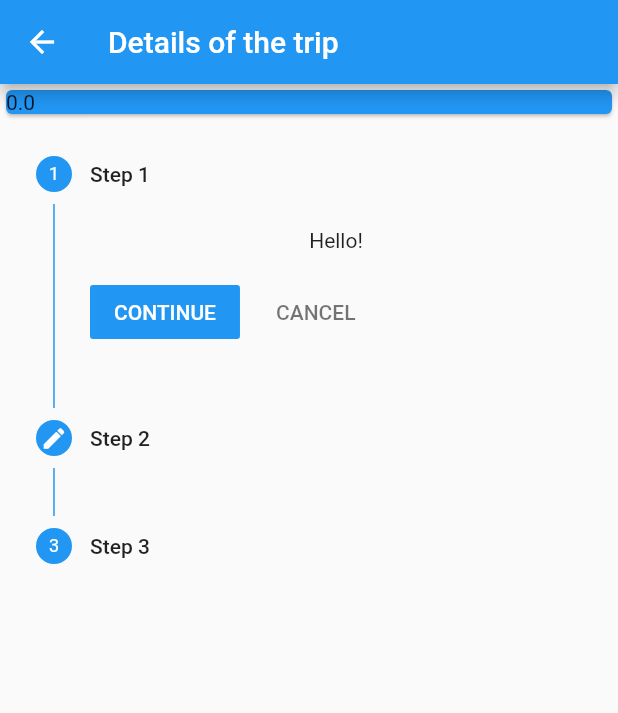
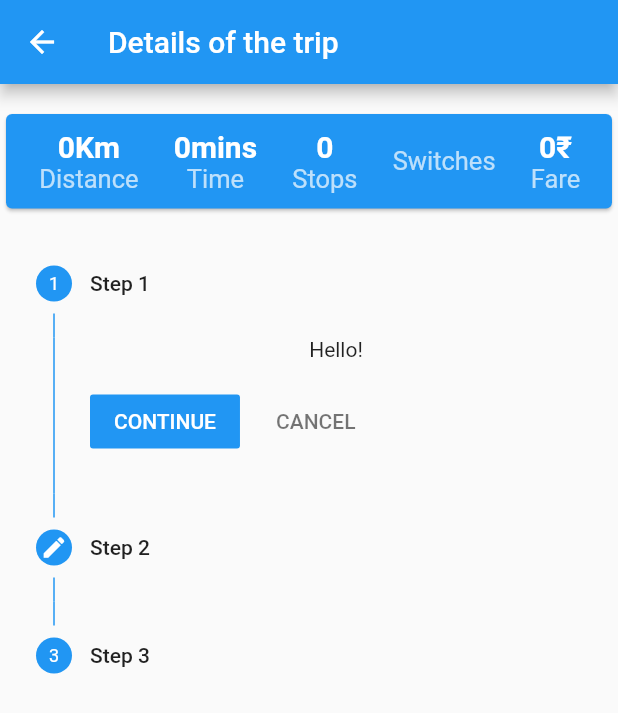
Before and after one commit to kud04rk/fluttertest, a Flutter app: the screen it shows after launch, after a tap on "Search Trains", on a phone screen of 412 x 824 dp. Shown: the top 713 px of the screen. Run offline on Flutter 3.47's test engine with Material 2 defaults, Android fonts, the phone set to English and light mode, and no system bars; our stand-ins replace font_awesome_flutter, localstorage; missing offline and left inert: autocomplete_textfield; Roboto replaces fonts that are missing (Raleway).

```diff
--- a/assets/blueline.json
+++ b/assets/blueline.json
@@ -1,9 +1,9 @@
 [
   {
     "station": "Nagole",
-    "distance": "",
-    "time": "",
-    "fare": "",
+    "distance": 0.00,
+    "time": 0,
+    "fare": 0,
     "location": "https://goo.gl/maps/cHFveh9zvqkVfhJG9"
   },
   {
--- a/lib/screens/details.dart
+++ b/lib/screens/details.dart
@@ -2,7 +2,6 @@ import 'package:flutter/material.dart';
 import 'package:flutter/services.dart' show rootBundle;
 import 'dart:async';
 import 'dart:convert';
-
 
 class details extends StatefulWidget {
   final String from;
@@ -20,6 +19,7 @@ class _detailsState extends State<details> {
   String time = "";
   String fare = "";
   List<Troute> _redroutes = List<Troute>();
+  List<Troute> _blueroutes = List<Troute>();
 
   List<Step> my_steps = [
     Step(
@@ -47,12 +47,36 @@ class _detailsState extends State<details> {
       Troute tr = Troute(
           r["station"], r["distance"], r["time"], r["fare"], r["location"]);
       routes.add(tr);
+     // print(r["distance"]);
+    }
+    //print(routes);
+
+    return (routes);
+  }
+  Future<List<Troute>> blueline() async {
+    String data = await rootBundle.loadString('assets/blueline.json');
+    var jsonData = json.decode(data);
+
+    var blueroutes = List<Troute>();
+
+    for (var r in jsonData) {
+      Troute tr = Troute(
+          r["station"], r["distance"], r["time"], r["fare"], r["location"]);
+      blueroutes.add(tr);
       print(r["distance"]);
     }
     //print(routes);
 
-    return(routes);
+    return (blueroutes);
   }
+
+
+  Future<List<Troute>> makeroute(red,blue) async {
+
+
+    return (finalroute);
+  }
+
 
 
   @override
@@ -62,77 +86,118 @@ class _detailsState extends State<details> {
         _redroutes.addAll(routes);
       });
     });
+    blueline().then((blueroutes) {
+      setState(() {
+        _blueroutes.addAll(blueroutes);
+      });
+    });
+
+    makeroute(_redroutes,_blueroutes) {
+      setState(() {
+
+      });
+    }
+
     super.initState();
   }
 
   calculatedistance(String from, String to) {
-    bool goin=false;
-    double distance =0.00;
-    print(_redroutes);
+    bool goin = false;
+    double distance = 0.00;
+    //print(_redroutes);
+    //print(_blueroutes);
+
     for (var r in _redroutes) {
-         print(r.station);
-         print(from);
-         print(goin);
-         print(to);
-         if (r.station==from||goin){
-           goin=true;
-           distance=distance + r.distance;
-           print(distance);
-           if(r.station == to){
-             goin=false;
+     // print(r.station);
+     // print(from);
+     // print(goin);
+     // print(to);
+      if (r.station == from || goin) {
+        goin = true;
+        distance = distance + r.distance;
+        //print(distance);
+        if (r.station == to) {
+          goin = false;
         }
       }
     }
-       return(Text(distance.toString())) ;
+    return (Text(
+      distance.floor().toString() + 'Km',
+      style: new TextStyle(
+          fontSize: 20.0, color: Colors.white, fontWeight: FontWeight.bold),
+    ));
   }
 
   calculatefare(String from, String to) {
-     bool goin=false;
-    int fare =0;
+    bool goin = false;
+    int fare = 0;
     for (var r in _redroutes) {
-         if (r.station==from||goin){
-           goin=true;
-           fare=fare + r.fare;
-           if(r.station == to){
-             goin=false;
+      if (r.station == from || goin) {
+        goin = true;
+        fare = fare + r.fare;
+        if (r.station == to) {
+          goin = false;
         }
       }
     }
+    return (Text(
+      fare.floor().toString() + '₹',
+      style: new TextStyle(
+          fontSize: 20.0, color: Colors.white, fontWeight: FontWeight.bold),
+    ));
   }
 
   noofswitches(String from, String to) {
-     bool goin=false;
-    int distance =0;
+    bool goin = false;
+    int distance = 0;
     for (var r in _redroutes) {
-         if (r.station==from||goin){
-           goin=true;
+      if (r.station == from || goin) {
+        goin = true;
         //distance=distance + r.distance;
-           if(r.station == to){
-             goin=false;
+        if (r.station == to) {
+          goin = false;
         }
       }
     }
   }
 
   calculatetime(String from, String to) {
-     bool goin=false;
-    int time =0;
+    bool goin = false;
+    int time = 0;
     for (var r in _redroutes) {
-         if (r.station==from||goin){
-           goin=true;
-           //time=time + r.time;
-           if(r.station == to){
-             goin=false;
+      if (r.station == from || goin) {
+        goin = true;
+        time = time + r.time;
+        if (r.station == to) {
+          goin = false;
         }
       }
     }
+    return (Text(
+      time.floor().toString() + 'mins',
+      style: new TextStyle(
+          fontSize: 20.0, color: Colors.white, fontWeight: FontWeight.bold),
+    ));
   }
 
   noofstops(String from, String to) {
-
+    bool goin = false;
+    int stops = 0;
+    for (var r in _redroutes) {
+      if (r.station == from || goin) {
+        goin = true;
+        stops = stops + 1;
+        if (r.station == to) {
+          goin = false;
         }
-
-
+      }
+    }
+    return (Text(
+      stops.floor().toString(),
+      style: new TextStyle(
+          fontSize: 20.0, color: Colors.white, fontWeight: FontWeight.bold),
+    ));
+  }
 
   test(int a, int b) {
     int c = a + b;
@@ -149,23 +214,108 @@ class _detailsState extends State<details> {
       body: Column(
         children: <Widget>[
           Container(
+            child: Padding(
+              padding: EdgeInsets.fromLTRB(0.00, 16.0, 0.00, 10.00),
               child: Card(
                 color: Colors.blue,
+                child: Padding(
+                  padding: EdgeInsets.all(10.0),
                   child: Row(
+                    mainAxisAlignment: MainAxisAlignment.spaceAround,
                     children: <Widget>[
                       Container(
-                    child: calculatedistance(widget.from, widget.to),
+                          child: Padding(
+                        padding: EdgeInsets.fromLTRB(6.00, 0.0, 5.00, 0.00),
+                        child: Column(
+                          children: <Widget>[
+                            Container(
+                                child:
+                                    calculatedistance(widget.from, widget.to)),
+                            Container(
+                                child: Text(
+                              "Distance",
+                              style: new TextStyle(
+                                fontSize: 17.0,
+                                color: Colors.white70,
                               ),
+                            ))
+                          ],
+                        ),
+                      )),
                       Container(
-                    child: calculatetime(widget.from, widget.to),
+                          child: Padding(
+                        padding: EdgeInsets.fromLTRB(6.00, 0.0, 5.00, 0.00),
+                        child: Column(
+                          children: <Widget>[
+                            Container(
+                                child: calculatetime(widget.from, widget.to)),
+                            Container(
+                                child: Text(
+                              "Time",
+                              style: new TextStyle(
+                                fontSize: 17.0,
+                                color: Colors.white70,
                               ),
+                            ))
+                          ],
+                        ),
+                      )),
                       Container(
-                    child: noofstops(widget.from, widget.to),
+                          child: Padding(
+                        padding: EdgeInsets.fromLTRB(6.00, 0.0, 5.00, 0.00),
+                        child: Column(
+                          children: <Widget>[
+                            Container(child: noofstops(widget.from, widget.to)),
+                            Container(
+                                child: Text(
+                              "Stops",
+                              style: new TextStyle(
+                                fontSize: 17.0,
+                                color: Colors.white70,
                               ),
+                            ))
+                          ],
+                        ),
+                      )),
                       Container(
-                    child: noofswitches(widget.from, widget.to),
-                  )
+                          child: Padding(
+                        padding: EdgeInsets.fromLTRB(6.00, 0.0, 5.00, 0.00),
+                        child: Column(
+                          children: <Widget>[
+                            Container(
+                                child: noofswitches(widget.from, widget.to)),
+                            Container(
+                                child: Text(
+                              "Switches",
+                              style: new TextStyle(
+                                fontSize: 17.0,
+                                color: Colors.white70,
+                              ),
+                            ))
                           ],
+                        ),
+                      )),
+                      Container(
+                          child: Padding(
+                        padding: EdgeInsets.fromLTRB(6.00, 0.0, 5.00, 0.00),
+                        child: Column(
+                          children: <Widget>[
+                            Container(
+                                child: calculatefare(widget.from, widget.to)),
+                            Container(
+                                child: Text(
+                              "Fare",
+                              style: new TextStyle(
+                                fontSize: 17.0,
+                                color: Colors.white70,
+                              ),
+                            ))
+                          ],
+                        ),
+                      )),
+                    ],
+                  ),
+                ),
               ),
             ),
           ),
```
Lines whose indentation alone changed are shown as unchanged.
